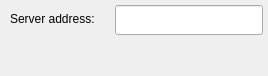
Above: applets/pastebin/pastebinServersConfig.ui from KDE/kdeplasma-addons before the change. Below: the same form after it.
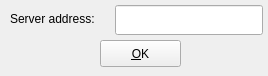
That is the form after the change. Custom widgets are drawn as their Qt base class.

Commit message: Restored the possibility to use custom pastebin servers. However the code is still ugly. It should be better to ask the engine/service the default servers maybe ? And find a way to avoid all those switch(). For now, it works.

The edit to the form file:
```diff
--- a/applets/pastebin/pastebinServersConfig.ui
+++ b/applets/pastebin/pastebinServersConfig.ui
@@ -36,23 +36,25 @@
     <string>Server address:</string>
    </property>
   </widget>
-  <widget class="KDialog" name="kdialog">
+  <widget class="KPushButton" name="saveButton">
    <property name="geometry">
     <rect>
-     <x>50</x>
+     <x>100</x>
      <y>40</y>
-     <width>180</width>
-     <height>34</height>
+     <width>81</width>
+     <height>27</height>
     </rect>
    </property>
+   <property name="text">
+    <string>&amp;OK</string>
+   </property>
   </widget>
  </widget>
  <customwidgets>
   <customwidget>
-   <class>KDialog</class>
-   <extends>QDialog</extends>
-   <header>kdialog.h</header>
-   <container>1</container>
+   <class>KPushButton</class>
+   <extends>QPushButton</extends>
+   <header>kpushbutton.h</header>
   </customwidget>
   <customwidget>
    <class>KLineEdit</class>
```
Left out of the diff: 2 changed lines with no effect on the pictures. The commit also changes 3 other files.
